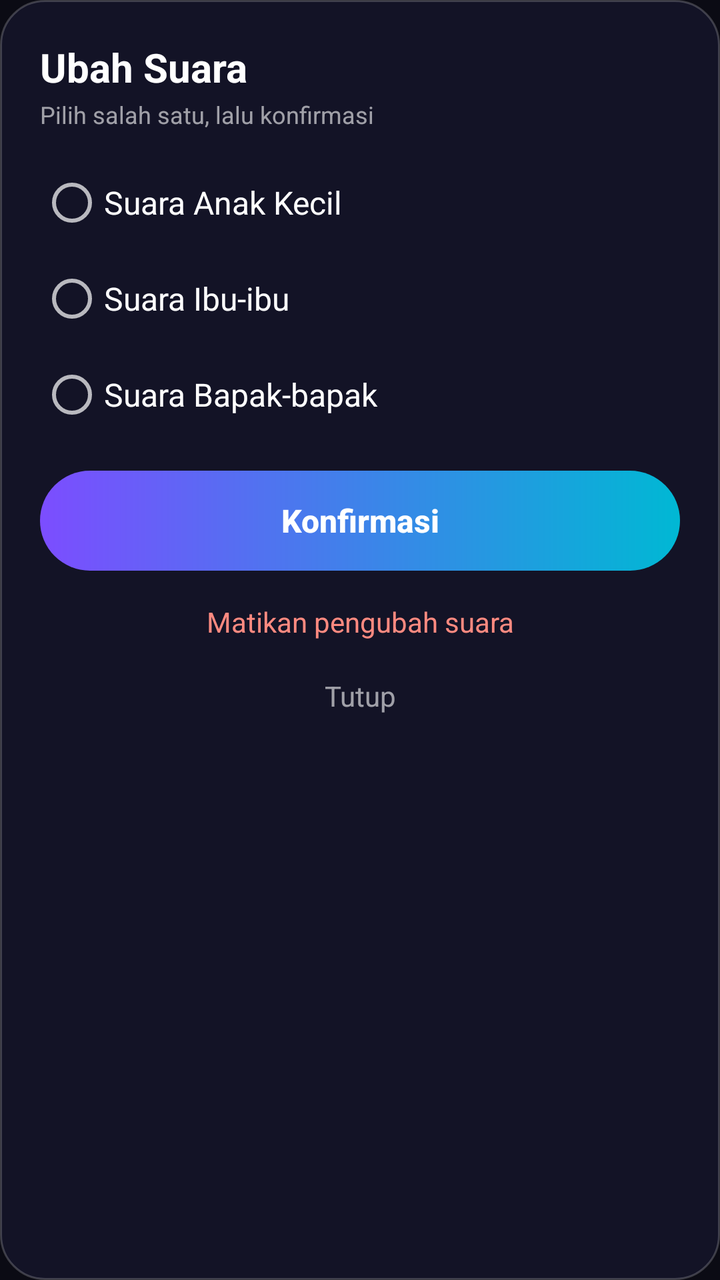
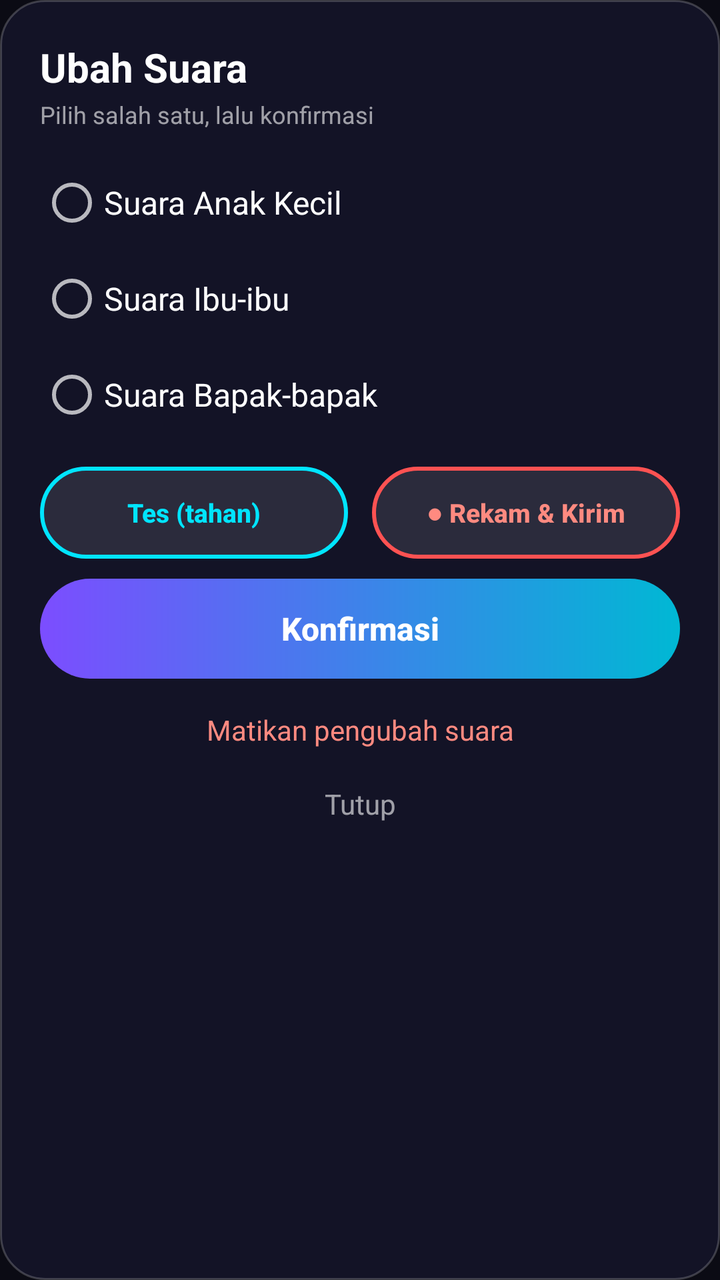

An Android layout rendered at two revisions. The XML below is the earlier revision; the diff shows what the commit changed to produce the second picture.
<!-- AndroidManifest.xml: application theme Theme.VoiceGunz -->
<!-- res/layout/overlay_menu.xml -->
<?xml version="1.0" encoding="utf-8"?>
<LinearLayout xmlns:android="http://schemas.android.com/apk/res/android"
    android:layout_width="290dp"
    android:layout_height="wrap_content"
    android:background="@drawable/bg_panel"
    android:orientation="vertical"
    android:padding="20dp">

    <TextView
        android:layout_width="wrap_content"
        android:layout_height="wrap_content"
        android:text="Ubah Suara"
        android:textColor="#FFFFFF"
        android:textSize="20sp"
        android:textStyle="bold" />

    <TextView
        android:layout_width="wrap_content"
        android:layout_height="wrap_content"
        android:layout_marginTop="2dp"
        android:text="Pilih salah satu, lalu konfirmasi"
        android:textColor="#99FFFFFF"
        android:textSize="12sp" />

    <RadioGroup
        android:id="@+id/group"
        android:layout_width="match_parent"
        android:layout_height="wrap_content"
        android:layout_marginBottom="14dp"
        android:layout_marginTop="12dp">

        <RadioButton
            android:id="@+id/optChild"
            android:layout_width="match_parent"
            android:layout_height="48dp"
            android:text="Suara Anak Kecil"
            android:textColor="#FFFFFF"
            android:textSize="16sp" />

        <RadioButton
            android:id="@+id/optMom"
            android:layout_width="match_parent"
            android:layout_height="48dp"
            android:text="Suara Ibu-ibu"
            android:textColor="#FFFFFF"
            android:textSize="16sp" />

        <RadioButton
            android:id="@+id/optDad"
            android:layout_width="match_parent"
            android:layout_height="48dp"
            android:text="Suara Bapak-bapak"
            android:textColor="#FFFFFF"
            android:textSize="16sp" />
    </RadioGroup>

    <Button
        android:id="@+id/btnConfirm"
        android:layout_width="match_parent"
        android:layout_height="50dp"
        android:background="@drawable/bg_btn_primary"
        android:stateListAnimator="@null"
        android:text="Konfirmasi"
        android:textAllCaps="false"
        android:textColor="#FFFFFF"
        android:textSize="16sp"
        android:textStyle="bold" />

    <TextView
        android:id="@+id/btnOff"
        android:layout_width="match_parent"
        android:layout_height="wrap_content"
        android:layout_marginTop="6dp"
        android:clickable="true"
        android:gravity="center"
        android:padding="10dp"
        android:text="Matikan pengubah suara"
        android:textColor="#FF8A80"
        android:textSize="14sp" />

    <TextView
        android:id="@+id/btnClose"
        android:layout_width="match_parent"
        android:layout_height="wrap_content"
        android:clickable="true"
        android:gravity="center"
        android:padding="8dp"
        android:text="Tutup"
        android:textColor="#99FFFFFF"
        android:textSize="14sp" />
</LinearLayout>
<!-- resources referenced by this layout -->
<resources>
  <!-- drawable bg_btn_primary (drawable) -->
  <?xml version="1.0" encoding="utf-8"?>
  <shape xmlns:android="http://schemas.android.com/apk/res/android" android:shape="rectangle">
      <gradient
          android:angle="0"
          android:startColor="#7C4DFF"
          android:endColor="#00B8D4" />
      <corners android:radius="28dp" />
  </shape>
  <!-- drawable bg_panel (drawable) -->
  <?xml version="1.0" encoding="utf-8"?>
  <shape xmlns:android="http://schemas.android.com/apk/res/android" android:shape="rectangle">
      <solid android:color="#F2141427" />
      <corners android:radius="22dp" />
      <stroke
          android:width="1dp"
          android:color="#33FFFFFF" />
  </shape>
  <style name="Theme.VoiceGunz" parent="android:Theme.Material.NoActionBar">
          <item name="android:windowBackground">@color/bg_dark</item>
          <item name="android:statusBarColor">@color/bg_dark</item>
          <item name="android:navigationBarColor">@color/bg_dark</item>
          <item name="android:colorAccent">@color/accent</item>
      </style>
  <color name="bg_dark">#0B0B14</color>
  <color name="accent">#7C4DFF</color>
</resources>

<!-- the commit's change to res/layout/overlay_menu.xml (unified diff, before → after) -->
@@ -26,7 +26,7 @@
         android:id="@+id/group"
         android:layout_width="match_parent"
         android:layout_height="wrap_content"
-        android:layout_marginBottom="14dp"
+        android:layout_marginBottom="12dp"
         android:layout_marginTop="12dp">
 
         <RadioButton
@@ -53,6 +53,41 @@
             android:textColor="#FFFFFF"
             android:textSize="16sp" />
     </RadioGroup>
+
+    <LinearLayout
+        android:layout_width="match_parent"
+        android:layout_height="wrap_content"
+        android:layout_marginBottom="10dp"
+        android:orientation="horizontal">
+
+        <Button
+            android:id="@+id/btnTest"
+            android:layout_width="0dp"
+            android:layout_height="46dp"
+            android:layout_marginRight="6dp"
+            android:layout_weight="1"
+            android:background="@drawable/bg_btn_outline"
+            android:stateListAnimator="@null"
+            android:text="Tes (tahan)"
+            android:textAllCaps="false"
+            android:textColor="#00E5FF"
+            android:textSize="13sp"
+            android:textStyle="bold" />
+
+        <Button
+            android:id="@+id/btnRecord"
+            android:layout_width="0dp"
+            android:layout_height="46dp"
+            android:layout_marginLeft="6dp"
+            android:layout_weight="1"
+            android:background="@drawable/bg_btn_record"
+            android:stateListAnimator="@null"
+            android:text="● Rekam &amp; Kirim"
+            android:textAllCaps="false"
+            android:textColor="#FF8A80"
+            android:textSize="13sp"
+            android:textStyle="bold" />
+    </LinearLayout>
 
     <Button
         android:id="@+id/btnConfirm"
<!-- resource entries referenced after the edit -->
@@ -1,5 +1,14 @@
 <!-- resources referenced by this layout -->
 <resources>
+  <!-- drawable bg_btn_outline (drawable) -->
+  <?xml version="1.0" encoding="utf-8"?>
+  <shape xmlns:android="http://schemas.android.com/apk/res/android" android:shape="rectangle">
+      <solid android:color="#1AFFFFFF" />
+      <corners android:radius="28dp" />
+      <stroke
+          android:width="2dp"
+          android:color="#00E5FF" />
+  </shape>
   <!-- drawable bg_btn_primary (drawable) -->
   <?xml version="1.0" encoding="utf-8"?>
   <shape xmlns:android="http://schemas.android.com/apk/res/android" android:shape="rectangle">
@@ -8,6 +17,15 @@
           android:startColor="#7C4DFF"
           android:endColor="#00B8D4" />
       <corners android:radius="28dp" />
+  </shape>
+  <!-- drawable bg_btn_record (drawable) -->
+  <?xml version="1.0" encoding="utf-8"?>
+  <shape xmlns:android="http://schemas.android.com/apk/res/android" android:shape="rectangle">
+      <solid android:color="#1AFFFFFF" />
+      <corners android:radius="28dp" />
+      <stroke
+          android:width="2dp"
+          android:color="#FF5252" />
   </shape>
   <!-- drawable bg_panel (drawable) -->
   <?xml version="1.0" encoding="utf-8"?>
